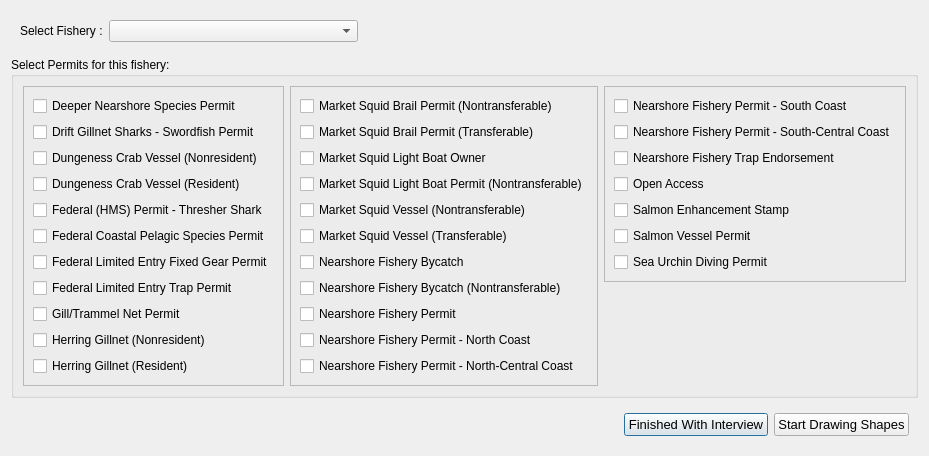
This is mlpa_southcoast/Interview/selectfishery.ui in Ecotrust/openoceanmap-desktop as Qt 5 draws it before an edit. The edited form follows.
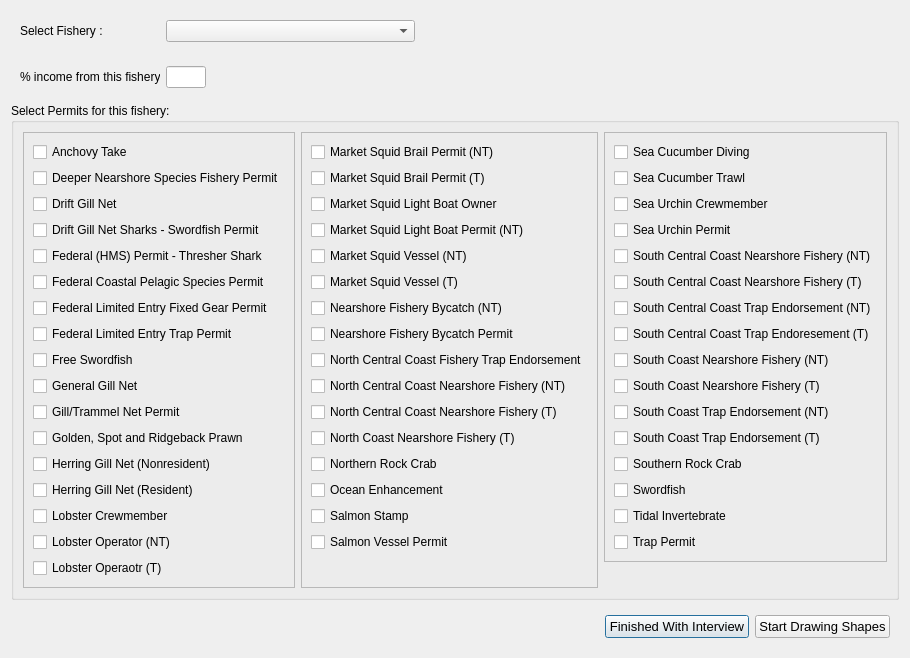
This is the edited form.

What changed in the file:
```diff
--- a/mlpa_southcoast/Interview/selectfishery.ui
+++ b/mlpa_southcoast/Interview/selectfishery.ui
@@ -7,7 +7,7 @@
     <x>0</x>
     <y>0</y>
     <width>840</width>
-    <height>429</height>
+    <height>653</height>
    </rect>
   </property>
   <property name="windowTitle" >
@@ -27,6 +27,18 @@
         </property>
         <item>
          <widget class="QLabel" name="fishery_text" >
+          <property name="minimumSize" >
+           <size>
+            <width>140</width>
+            <height>0</height>
+           </size>
+          </property>
+          <property name="maximumSize" >
+           <size>
+            <width>140</width>
+            <height>16777215</height>
+           </size>
+          </property>
           <property name="text" >
            <string>Select Fishery :</string>
           </property>
@@ -189,6 +201,68 @@
      </item>
     </layout>
    </item>
+   <item>
+    <layout class="QHBoxLayout" name="horizontalLayout_5" >
+     <item>
+      <widget class="QWidget" native="1" name="widget_3" >
+       <layout class="QHBoxLayout" name="horizontalLayout_4" >
+        <item>
+         <widget class="QLabel" name="label" >
+          <property name="minimumSize" >
+           <size>
+            <width>140</width>
+            <height>0</height>
+           </size>
+          </property>
+          <property name="maximumSize" >
+           <size>
+            <width>140</width>
+            <height>16777215</height>
+           </size>
+          </property>
+          <property name="text" >
+           <string>% income from this fishery:</string>
+          </property>
+         </widget>
+        </item>
+        <item>
+         <widget class="QLineEdit" name="fish_perc_income" >
+          <property name="minimumSize" >
+           <size>
+            <width>40</width>
+            <height>0</height>
+           </size>
+          </property>
+          <property name="maximumSize" >
+           <size>
+            <width>40</width>
+            <height>16777215</height>
+           </size>
+          </property>
+         </widget>
+        </item>
+        <item>
+         <spacer name="horizontalSpacer_3" >
+          <property name="orientation" >
+           <enum>Qt::Horizontal</enum>
+          </property>
+          <property name="sizeHint" stdset="0" >
+           <size>
+            <width>40</width>
+            <height>20</height>
+           </size>
+          </property>
+         </spacer>
+        </item>
+       </layout>
+       <zorder>fish_perc_income</zorder>
+       <zorder>label</zorder>
+       <zorder>label</zorder>
+       <zorder>horizontalSpacer_3</zorder>
+      </widget>
+     </item>
+    </layout>
+   </item>
    <item>
     <widget class="QGroupBox" name="groupBox" >
      <property name="title" >
@@ -207,28 +281,28 @@
          <item>
           <widget class="QCheckBox" name="p1" >
            <property name="text" >
-            <string>Deeper Nearshore Species Permit</string>
+            <string>Anchovy Take</string>
            </property>
           </widget>
          </item>
          <item>
           <widget class="QCheckBox" name="p2" >
            <property name="text" >
-            <string>Drift Gillnet Sharks - Swordfish Permit</string>
+            <string>Deeper Nearshore Species Fishery Permit</string>
            </property>
           </widget>
          </item>
          <item>
           <widget class="QCheckBox" name="p3" >
            <property name="text" >
-            <string>Dungeness Crab Vessel (Nonresident)</string>
+            <string>Drift Gill Net</string>
            </property>
           </widget>
          </item>
          <item>
           <widget class="QCheckBox" name="p4" >
            <property name="text" >
-            <string>Dungeness Crab Vessel (Resident)</string>
+            <string>Drift Gill Net Sharks - Swordfish Permit</string>
            </property>
           </widget>
          </item>
@@ -263,113 +337,216 @@
          <item>
           <widget class="QCheckBox" name="p9" >
            <property name="text" >
-            <string>Gill/Trammel Net Permit</string>
+            <string>Free Swordfish</string>
            </property>
           </widget>
          </item>
          <item>
           <widget class="QCheckBox" name="p10" >
            <property name="text" >
-            <string>Herring Gillnet (Nonresident)</string>
+            <string>General Gill Net</string>
            </property>
           </widget>
          </item>
          <item>
           <widget class="QCheckBox" name="p11" >
            <property name="text" >
-            <string>Herring Gillnet (Resident)</string>
+            <string>Gill/Trammel Net Permit</string>
            </property>
           </widget>
          </item>
-        </layout>
-       </widget>
-      </item>
-      <item>
-       <widget class="QFrame" name="frame_3" >
-        <property name="frameShape" >
-         <enum>QFrame::StyledPanel</enum>
-        </property>
-        <property name="frameShadow" >
-         <enum>QFrame::Raised</enum>
-        </property>
-        <layout class="QVBoxLayout" name="verticalLayout_2" >
          <item>
           <widget class="QCheckBox" name="p12" >
            <property name="text" >
-            <string>Market Squid Brail Permit (Nontransferable)</string>
+            <string>Golden, Spot and Ridgeback Prawn</string>
            </property>
           </widget>
          </item>
          <item>
           <widget class="QCheckBox" name="p13" >
            <property name="text" >
-            <string>Market Squid Brail Permit (Transferable)</string>
+            <string>Herring Gill Net (Nonresident)</string>
            </property>
           </widget>
          </item>
          <item>
           <widget class="QCheckBox" name="p14" >
            <property name="text" >
-            <string>Market Squid Light Boat Owner</string>
+            <string>Herring Gill Net (Resident)</string>
            </property>
           </widget>
          </item>
          <item>
           <widget class="QCheckBox" name="p15" >
            <property name="text" >
-            <string>Market Squid Light Boat Permit (Nontransferable)</string>
+            <string>Lobster Crewmember</string>
            </property>
           </widget>
          </item>
          <item>
           <widget class="QCheckBox" name="p16" >
            <property name="text" >
-            <string>Market Squid Vessel (Nontransferable)</string>
+            <string>Lobster Operator (NT)</string>
            </property>
           </widget>
          </item>
          <item>
           <widget class="QCheckBox" name="p17" >
            <property name="text" >
-            <string>Market Squid Vessel (Transferable)</string>
+            <string>Lobster Operaotr (T)</string>
            </property>
           </widget>
          </item>
+         <item>
+          <spacer name="verticalSpacer_3" >
+           <property name="orientation" >
+            <enum>Qt::Vertical</enum>
+           </property>
+           <property name="sizeHint" stdset="0" >
+            <size>
+             <width>20</width>
+             <height>40</height>
+            </size>
+           </property>
+          </spacer>
+         </item>
+        </layout>
+       </widget>
+      </item>
+      <item>
+       <widget class="QFrame" name="frame_3" >
+        <property name="frameShape" >
+         <enum>QFrame::StyledPanel</enum>
+        </property>
+        <property name="frameShadow" >
+         <enum>QFrame::Raised</enum>
+        </property>
+        <layout class="QVBoxLayout" name="verticalLayout_2" >
          <item>
           <widget class="QCheckBox" name="p18" >
            <property name="text" >
-            <string>Nearshore Fishery Bycatch</string>
+            <string>Market Squid Brail Permit (NT)</string>
            </property>
           </widget>
          </item>
          <item>
           <widget class="QCheckBox" name="p19" >
            <property name="text" >
-            <string>Nearshore Fishery Bycatch (Nontransferable)</string>
+            <string>Market Squid Brail Permit (T)</string>
            </property>
           </widget>
          </item>
          <item>
           <widget class="QCheckBox" name="p20" >
            <property name="text" >
-            <string>Nearshore Fishery Permit</string>
+            <string>Market Squid Light Boat Owner</string>
            </property>
           </widget>
          </item>
          <item>
           <widget class="QCheckBox" name="p21" >
            <property name="text" >
-            <string>Nearshore Fishery Permit - North Coast</string>
+            <string>Market Squid Light Boat Permit (NT)</string>
            </property>
           </widget>
          </item>
          <item>
           <widget class="QCheckBox" name="p22" >
            <property name="text" >
-            <string>Nearshore Fishery Permit - North-Central Coast</string>
+            <string>Market Squid Vessel (NT)</string>
            </property>
           </widget>
          </item>
+         <item>
+          <widget class="QCheckBox" name="p23" >
+           <property name="text" >
+            <string>Market Squid Vessel (T)</string>
+           </property>
+          </widget>
+         </item>
+         <item>
+          <widget class="QCheckBox" name="p24" >
+           <property name="text" >
+            <string>Nearshore Fishery Bycatch (NT)</string>
+           </property>
+          </widget>
+         </item>
+         <item>
+          <widget class="QCheckBox" name="p25" >
+           <property name="text" >
+            <string>Nearshore Fishery Bycatch Permit</string>
+           </property>
+          </widget>
+         </item>
+         <item>
+          <widget class="QCheckBox" name="p26" >
+           <property name="text" >
+            <string>North Central Coast Fishery Trap Endorsement</string>
+           </property>
+          </widget>
+         </item>
+         <item>
+          <widget class="QCheckBox" name="p27" >
+           <property name="text" >
+            <string>North Central Coast Nearshore Fishery (NT)</string>
+           </property>
+          </widget>
+         </item>
+         <item>
+          <widget class="QCheckBox" name="p28" >
+           <property name="text" >
+            <string>North Central Coast Nearshore Fishery (T)</string>
+           </property>
+          </widget>
+         </item>
+         <item>
+          <widget class="QCheckBox" name="p29" >
+           <property name="text" >
+            <string>North Coast Nearshore Fishery (T)</string>
+           </property>
+          </widget>
+         </item>
+         <item>
+          <widget class="QCheckBox" name="p30" >
+           <property name="text" >
+            <string>Northern Rock Crab</string>
+           </property>
+          </widget>
+         </item>
+         <item>
+          <widget class="QCheckBox" name="p31" >
+           <property name="text" >
+            <string>Ocean Enhancement</string>
+           </property>
+          </widget>
+         </item>
+         <item>
+          <widget class="QCheckBox" name="p32" >
+           <property name="text" >
+            <string>Salmon Stamp</string>
+           </property>
+          </widget>
+         </item>
+         <item>
+          <widget class="QCheckBox" name="p33" >
+           <property name="text" >
+            <string>Salmon Vessel Permit</string>
+           </property>
+          </widget>
+         </item>
+         <item>
+          <spacer name="verticalSpacer_2" >
+           <property name="orientation" >
+            <enum>Qt::Vertical</enum>
+           </property>
+           <property name="sizeHint" stdset="0" >
+            <size>
+             <width>20</width>
+             <height>40</height>
+            </size>
+           </property>
+          </spacer>
+         </item>
         </layout>
        </widget>
       </item>
@@ -385,51 +562,114 @@
           </property>
           <layout class="QVBoxLayout" name="verticalLayout_3" >
            <item>
-            <widget class="QCheckBox" name="p23" >
+            <widget class="QCheckBox" name="p34" >
              <property name="text" >
-              <string>Nearshore Fishery Permit - South Coast</string>
+              <string>Sea Cucumber Diving</string>
              </property>
             </widget>
            </item>
            <item>
-            <widget class="QCheckBox" name="p24" >
+            <widget class="QCheckBox" name="p35" >
              <property name="text" >
-              <string>Nearshore Fishery Permit - South-Central Coast</string>
+              <string>Sea Cucumber Trawl</string>
              </property>
             </widget>
            </item>
            <item>
-            <widget class="QCheckBox" name="p25" >
+            <widget class="QCheckBox" name="p36" >
              <property name="text" >
-              <string>Nearshore Fishery Trap Endorsement</string>
+              <string>Sea Urchin Crewmember</string>
              </property>
             </widget>
            </item>
            <item>
-            <widget class="QCheckBox" name="p26" >
+            <widget class="QCheckBox" name="p37" >
              <property name="text" >
-              <string>Open Access</string>
+              <string>Sea Urchin Permit</string>
              </property>
             </widget>
            </item>
            <item>
-            <widget class="QCheckBox" name="p27" >
+            <widget class="QCheckBox" name="p38" >
              <property name="text" >
-              <string>Salmon Enhancement Stamp</string>
+              <string>South Central Coast Nearshore Fishery (NT)</string>
              </property>
             </widget>
            </item>
            <item>
-            <widget class="QCheckBox" name="p28" >
+            <widget class="QCheckBox" name="p39" >
              <property name="text" >
-              <string>Salmon Vessel Permit</string>
+              <string>South Central Coast Nearshore Fishery (T)</string>
              </property>
             </widget>
            </item>
            <item>
-            <widget class="QCheckBox" name="p29" >
+            <widget class="QCheckBox" name="p40" >
              <property name="text" >
-              <string>Sea Urchin Diving Permit</string>
+              <string>South Central Coast Trap Endorsement (NT)</string>
+             </property>
+            </widget>
+           </item>
+           <item>
+            <widget class="QCheckBox" name="p41" >
+             <property name="text" >
+              <string>South Central Coast Trap Endoresement (T)</string>
+             </property>
+            </widget>
+           </item>
+           <item>
+            <widget class="QCheckBox" name="p42" >
+             <property name="text" >
+              <string>South Coast Nearshore Fishery (NT)</string>
+             </property>
+            </widget>
+           </item>
+           <item>
+            <widget class="QCheckBox" name="p43" >
+             <property name="text" >
+              <string>South Coast Nearshore Fishery (T)</string>
+             </property>
+            </widget>
+           </item>
+           <item>
+            <widget class="QCheckBox" name="p44" >
+             <property name="text" >
+              <string>South Coast Trap Endorsement (NT)</string>
+             </property>
+            </widget>
+           </item>
+           <item>
+            <widget class="QCheckBox" name="p45" >
+             <property name="text" >
+              <string>South Coast Trap Endorsement (T)</string>
+             </property>
+            </widget>
+           </item>
+           <item>
+            <widget class="QCheckBox" name="p46" >
+             <property name="text" >
+              <string>Southern Rock Crab</string>
+             </property>
+            </widget>
+           </item>
+           <item>
+            <widget class="QCheckBox" name="p47" >
+             <property name="text" >
+              <string>Swordfish</string>
+             </property>
+            </widget>
+           </item>
+           <item>
+            <widget class="QCheckBox" name="p48" >
+             <property name="text" >
+              <string>Tidal Invertebrate</string>
+             </property>
+            </widget>
+           </item>
+           <item>
+            <widget class="QCheckBox" name="p49" >
+             <property name="text" >
+              <string>Trap Permit</string>
              </property>
             </widget>
            </item>
```
